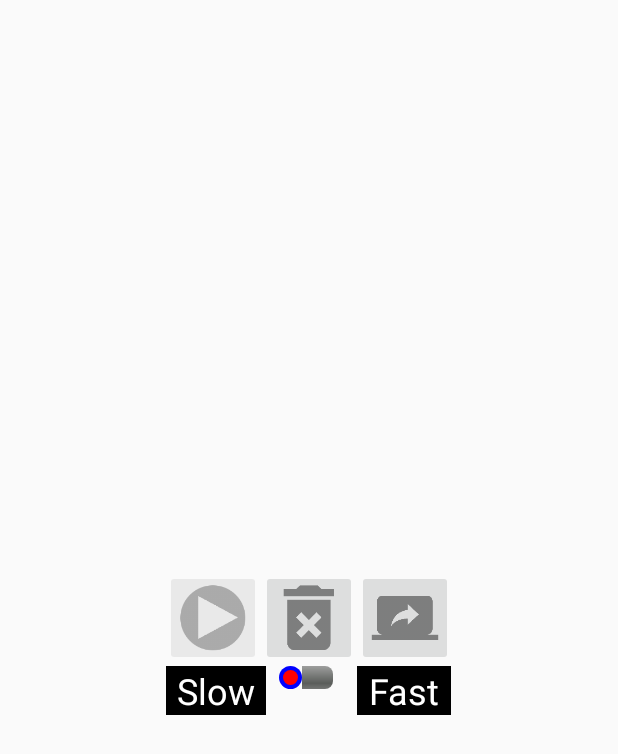
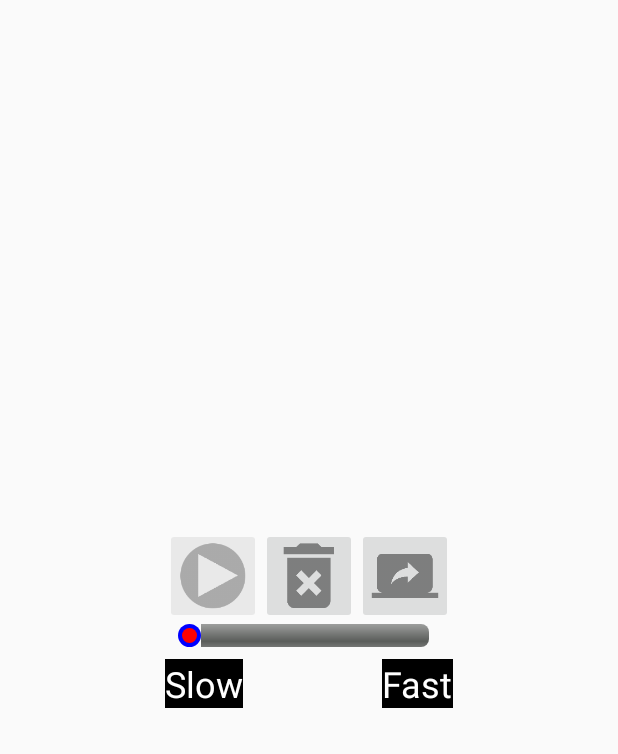
Before and after one commit to dasbrid/GPhoto, an Android app: the layout activity_slideshow.xml on its own in the app's theme, with its tools: preview values and no code run, on a phone screen of 412 x 824 dp. Shown: the top 754 px of the screen. Run offline under Robolectric (Android 15) with nearby library versions, the phone set to English and light mode, and no system bars.

Commit message:
Changed slideshow activity view: Made speed slidebar width of buttons to make it usable on portrait phone

```diff
--- a/app/src/main/res/layout/activity_slideshow.xml
+++ b/app/src/main/res/layout/activity_slideshow.xml
@@ -14,6 +14,10 @@
             android:onClick="btnPhotoClicked"
     />
 
+    <LinearLayout android:layout_width="wrap_content" android:layout_height="wrap_content"
+        android:layout_centerInParent="true"
+        android:orientation="vertical"
+        >
         <LinearLayout android:layout_width="wrap_content" android:layout_height="wrap_content"
             android:layout_centerInParent="true"
             android:id="@+id/controlbuttons"
@@ -53,59 +57,54 @@
         </LinearLayout>
 
 
-    <LinearLayout
-        android:layout_width="match_parent"
-        android:layout_height="wrap_content"
-        android:orientation="horizontal"
-        android:weightSum="6"
-        android:layout_below="@id/controlbuttons"
-        android:gravity="center_horizontal"
-        >
-
-    <LinearLayout android:layout_width="0dp" android:layout_height="wrap_content"
-        android:orientation="horizontal"
+        <LinearLayout android:layout_width="match_parent" android:layout_height="wrap_content"
+            android:orientation="vertical"
             android:id="@+id/seekbarcontrols"
             android:layout_below="@id/controlbuttons"
-        android:weightSum="6"
-        android:layout_weight="3"
+
 
             >
-    <TextView
-        android:layout_width="wrap_content"
-        android:layout_height="wrap_content"
-        android:text="Slow"
-        android:gravity="start"
-        android:textSize="24dp"
-        android:layout_weight="1"
-        android:textAlignment="center"
-        android:textColor="@android:color/white"
-        android:background="@android:color/black"
-        />
 
             <SeekBar
                 android:id="@+id/seekbarSpeed"
-        android:layout_width="0dp"
+                android:layout_width="match_parent"
                 android:layout_height="wrap_content"
                 android:gravity="center"
-        android:layout_weight="4"
                 android:minHeight="6dp"
                 android:maxHeight="18dp"
+                android:layout_marginBottom="8dp"
                 android:progressDrawable="@android:drawable/progress_horizontal"
                 android:indeterminateDrawable="@android:drawable/progress_horizontal"
                 android:indeterminateOnly="false"
                 android:thumb="@drawable/seekbarthumb"
                 />
+
+            <RelativeLayout
+                android:layout_width="match_parent"
+                android:layout_height="wrap_content">
+
                 <TextView
                     android:layout_width="wrap_content"
                     android:layout_height="wrap_content"
-            android:gravity="end"
-            android:textSize="24dp"
-            android:text="Fast"
-            android:layout_weight="1"
+                    android:text="Slow"
+                    android:layout_alignParentStart="true"
+                    android:textSize="24sp"
+
                     android:textAlignment="center"
                     android:textColor="@android:color/white"
-            android:background="@android:color/black"
-        />
+                    android:background="@android:color/black"/>
+
+
+                <TextView
+                        android:layout_width="wrap_content"
+                        android:layout_height="wrap_content"
+                    android:layout_alignParentEnd="true"
+                        android:textSize="24sp"
+                        android:text="Fast"
+                        android:textAlignment="center"
+                        android:textColor="@android:color/white"
+                        android:background="@android:color/black"/>
+            </RelativeLayout>
         </LinearLayout>
     </LinearLayout>
 </RelativeLayout>
```
Lines whose indentation alone changed are shown as unchanged.
